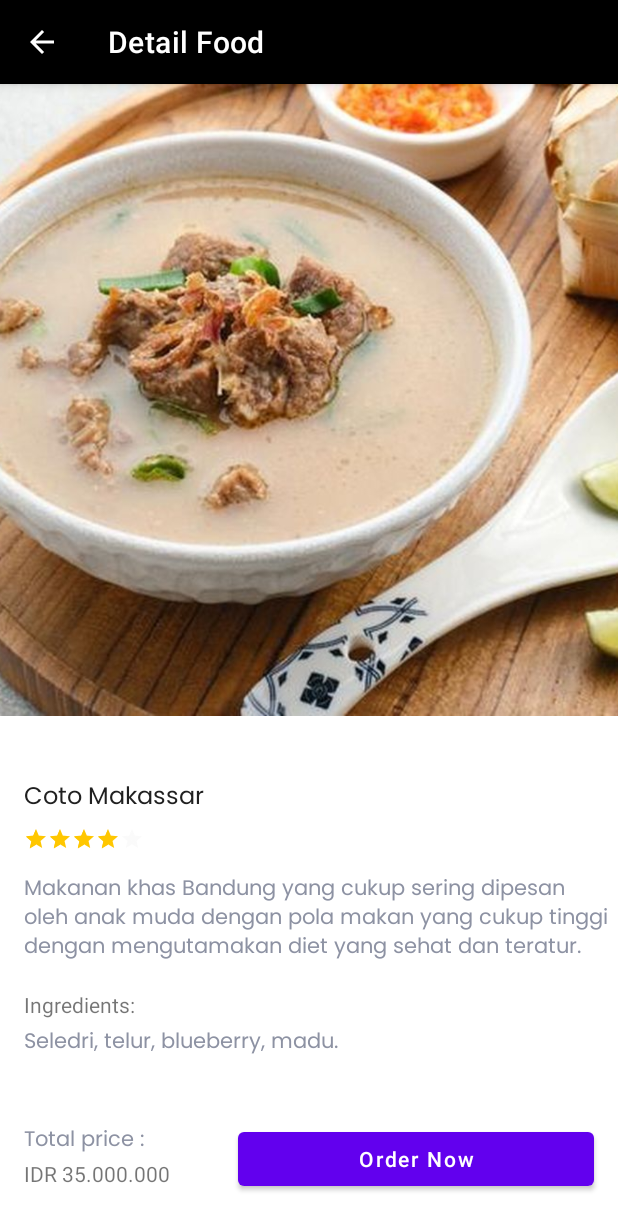
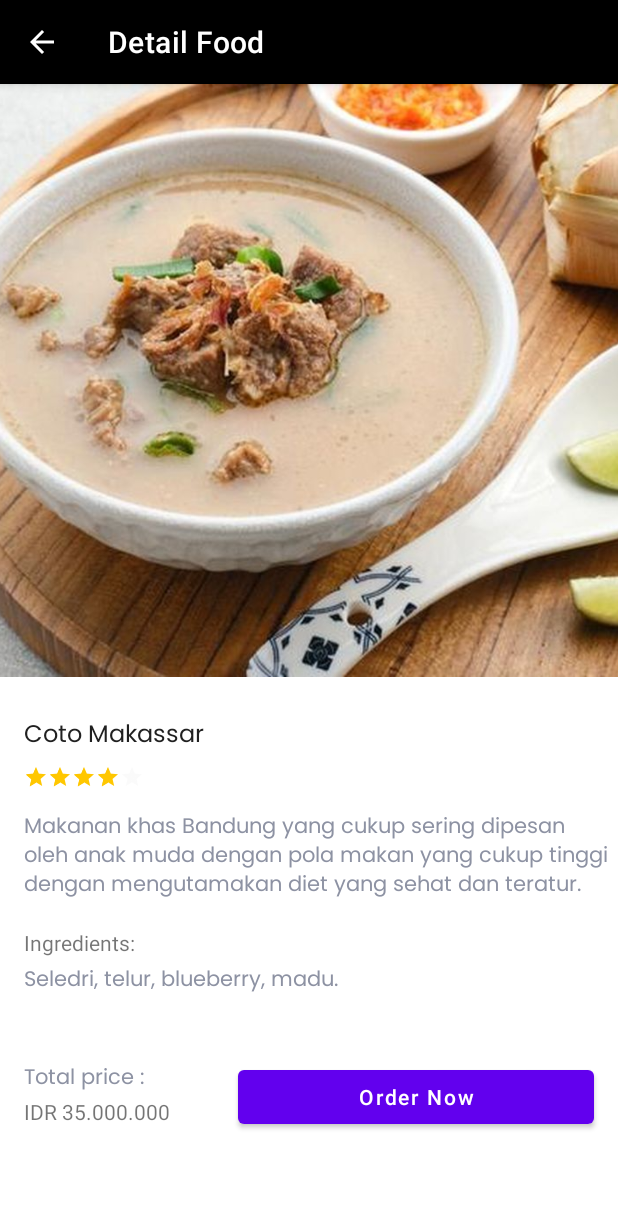
Before and after one commit to HarizahSyawal/DicodingSubmissionAndroid, an Android app: the DetailFoodActivity screen opened directly, with no data from a screen before it, on a phone screen of 412 x 824 dp. Shown: the top 1230 px of the screen. Run offline under Robolectric (Android 15) with nearby library versions, the phone set to English and light mode, and no system bars.

Commit message:
Update activity_detail_food.xml

```diff
--- a/app/src/main/res/layout/activity_detail_food.xml
+++ b/app/src/main/res/layout/activity_detail_food.xml
@@ -1,23 +1,25 @@
 <?xml version="1.0" encoding="utf-8"?>
-<androidx.constraintlayout.widget.ConstraintLayout xmlns:android="http://schemas.android.com/apk/res/android"
+<androidx.core.widget.NestedScrollView xmlns:android="http://schemas.android.com/apk/res/android"
     xmlns:app="http://schemas.android.com/apk/res-auto"
     xmlns:tools="http://schemas.android.com/tools"
     android:layout_width="match_parent"
     android:layout_height="match_parent"
     tools:context=".DetailFoodActivity">
 
+    <androidx.constraintlayout.widget.ConstraintLayout
+        android:id="@+id/vdetail"
+        android:layout_width="match_parent"
+        android:layout_height="match_parent">
+
         <ImageView
             android:id="@+id/ivPoster"
-        android:layout_width="412dp"
-        android:layout_height="421dp"
+            android:layout_width="417dp"
+            android:layout_height="395dp"
             android:scaleType="centerCrop"
             android:src="@drawable/food1"
-        app:layout_constraintBottom_toBottomOf="parent"
             app:layout_constraintEnd_toEndOf="parent"
-        app:layout_constraintHorizontal_bias="1.0"
             app:layout_constraintStart_toStartOf="parent"
-        app:layout_constraintTop_toTopOf="parent"
-        app:layout_constraintVertical_bias="0.0" />
+            app:layout_constraintTop_toTopOf="parent" />
 
         <androidx.constraintlayout.widget.ConstraintLayout
             android:layout_width="0dp"
@@ -25,7 +27,8 @@
             android:background="@drawable/shape_rectangle_20_fff"
             app:layout_constraintBottom_toBottomOf="parent"
             app:layout_constraintEnd_toEndOf="parent"
-        app:layout_constraintStart_toStartOf="parent">
+            app:layout_constraintStart_toStartOf="parent"
+            app:layout_constraintTop_toBottomOf="@+id/ivPoster">
 
 
             <TextView
@@ -33,21 +36,21 @@
                 style="@style/TextView.PoppinsNormal16sp020202"
                 android:layout_width="wrap_content"
                 android:layout_height="wrap_content"
-            android:text="Coto Makassar"
                 android:layout_marginStart="16dp"
                 android:layout_marginTop="26dp"
+                android:text="Coto Makassar"
                 app:layout_constraintStart_toStartOf="parent"
                 app:layout_constraintTop_toTopOf="parent" />
 
             <RatingBar
                 android:id="@+id/ratingBar"
-            android:theme="@style/RatingBar"
                 style="@style/Widget.AppCompat.RatingBar.Small"
                 android:layout_width="wrap_content"
                 android:layout_height="wrap_content"
+                android:layout_marginStart="16dp"
                 android:layout_marginTop="6dp"
-            android:layout_marginStart="16dp"
                 android:rating="4"
+                android:theme="@style/RatingBar"
                 app:layout_constraintStart_toStartOf="parent"
                 app:layout_constraintTop_toBottomOf="@+id/tvTitle" />
 
@@ -56,8 +59,8 @@
                 style="@style/TextView.PoppinsNormal14sp8D92A3"
                 android:layout_width="0dp"
                 android:layout_height="wrap_content"
+                android:layout_marginStart="16dp"
                 android:layout_marginTop="14dp"
-            android:layout_marginStart="16dp"
                 android:layout_marginEnd="24dp"
                 android:text="Makanan khas Bandung yang cukup sering dipesan oleh anak muda dengan pola makan yang cukup tinggi dengan mengutamakan diet yang sehat dan teratur."
                 app:layout_constraintStart_toStartOf="parent"
@@ -67,8 +70,8 @@
                 android:id="@+id/textView6"
                 android:layout_width="wrap_content"
                 android:layout_height="wrap_content"
+                android:layout_marginStart="16dp"
                 android:layout_marginTop="16dp"
-            android:layout_marginStart="16dp"
                 android:text="Ingredients:"
                 app:layout_constraintStart_toStartOf="parent"
                 app:layout_constraintTop_toBottomOf="@+id/tvDesc" />
@@ -78,8 +81,8 @@
                 style="@style/TextView.PoppinsNormal14sp8D92A3"
                 android:layout_width="wrap_content"
                 android:layout_height="wrap_content"
+                android:layout_marginStart="16dp"
                 android:layout_marginTop="4dp"
-            android:layout_marginStart="16dp"
                 android:text="Seledri, telur, blueberry, madu."
                 app:layout_constraintStart_toStartOf="parent"
                 app:layout_constraintTop_toBottomOf="@+id/textView6" />
@@ -88,10 +91,10 @@
                 android:id="@+id/btnOrderNow"
                 android:layout_width="0dp"
                 android:layout_height="wrap_content"
+                android:layout_marginStart="45dp"
                 android:layout_marginTop="41dp"
                 android:layout_marginEnd="16dp"
                 android:layout_marginBottom="27dp"
-            android:layout_marginStart="45dp"
                 android:text="Order Now"
                 android:textAllCaps="false"
                 app:layout_constraintBottom_toBottomOf="parent"
@@ -118,5 +121,5 @@
                 app:layout_constraintStart_toStartOf="parent"
                 app:layout_constraintTop_toBottomOf="@+id/textView8" />
         </androidx.constraintlayout.widget.ConstraintLayout>
-
     </androidx.constraintlayout.widget.ConstraintLayout>
+</androidx.core.widget.NestedScrollView>
```
Lines whose indentation alone changed are shown as unchanged.
